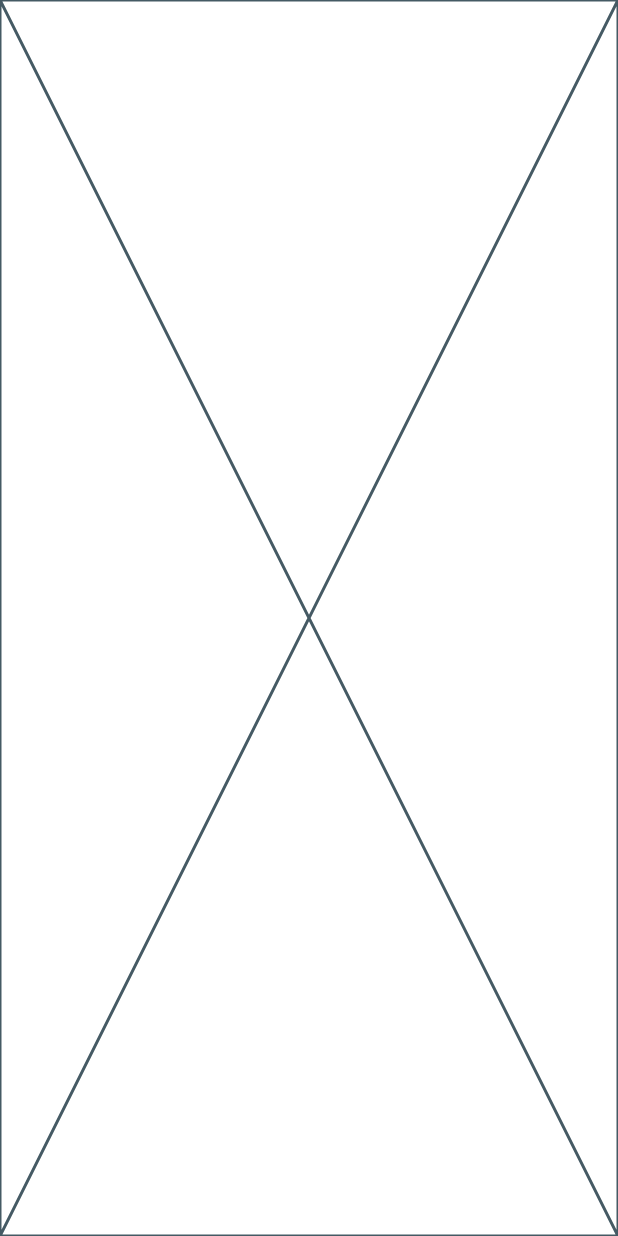
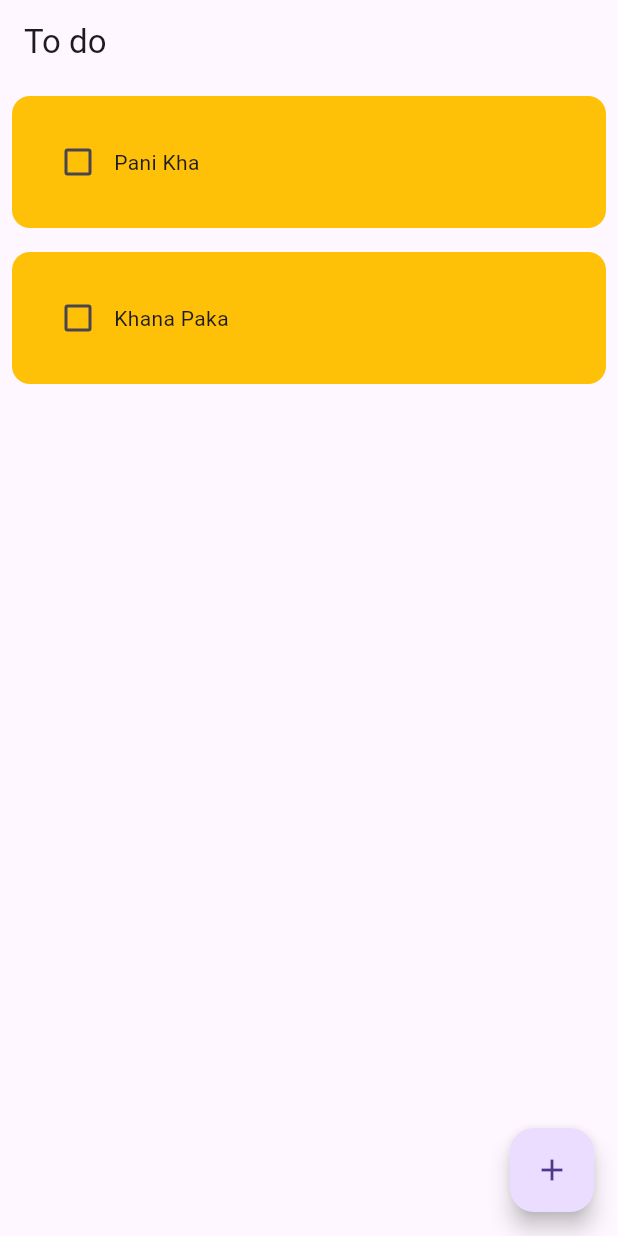
Before and after one commit to SandeshPAUDELs/flutter_hive_for_localStorage, a Flutter app: the screen it shows after launch, on a phone screen of 412 x 824 dp. Run offline on Flutter 3.47's test engine with Material 3 defaults, Android fonts, the phone set to English and light mode, and no system bars; drawn by our look-alikes of flutter_slidable; our stand-ins replace hive, hive_flutter; accounts and stored records are empty.

Commit message:
minor things done

```diff
--- /dev/null
+++ b/lib/data/database.dart
@@ -0,0 +1,23 @@
+import 'package:hive_flutter/hive_flutter.dart';
+class ToDoDataBase {
+  List toDoList = [];
+
+  final _myBox = Hive.box('mybox');
+  // yo chai initial data haru hun
+  void createInitialData(){
+    toDoList = [
+      ['Pani Kha', false],
+      ['Khana Paka', false],
+    ];
+  }
+
+// database bata data load garne
+  void loadData(){
+    toDoList = _myBox.get('TODOLIST');
+  }
+
+  // update the database
+  void updateDataBase(){
+    _myBox.put('TODOLIST', toDoList);
+  }
+}
--- a/lib/home.dart
+++ /dev/null
@@ -1,17 +0,0 @@
-import 'package:flutter/material.dart';
-import 'package:hive/hive.dart';
-import 'package:hive_flutter/hive_flutter.dart';
-
-class HomeScreen extends StatefulWidget {
-  const HomeScreen({super.key});
-
-  @override
-  State<HomeScreen> createState() => _HomeScreenState();
-}
-
-class _HomeScreenState extends State<HomeScreen> {
-  @override
-  Widget build(BuildContext context) {
-    return const Placeholder();
-  }
-}
--- a/lib/main.dart
+++ b/lib/main.dart
@@ -1,10 +1,12 @@
 import 'package:flutter/material.dart';
 import 'package:hive/hive.dart';
 import 'package:hive_flutter/hive_flutter.dart';
-import 'package:hieve_storage/home.dart';
+import 'package:hieve_storage/view/home.dart';
 
 void main() async {
   await Hive.initFlutter();
+
+  var box = await Hive.openBox('mybox');
   runApp(MyApp());
 }
 
--- /dev/null
+++ b/lib/utils/list_tile.dart
@@ -0,0 +1,44 @@
+import 'package:flutter/material.dart';
+import 'package:flutter_slidable/flutter_slidable.dart';
+
+class ListTilee extends StatelessWidget {
+
+  final String taskName;
+  final bool taskCompleted;
+  Function(bool?)? onChanged;
+  Function(BuildContext)? deleteFunction;
+
+  ListTilee({super.key, required this.taskName, required this.deleteFunction, required this.onChanged, required this.taskCompleted});
+
+  @override
+  Widget build(BuildContext context) {
+    return Padding(padding: EdgeInsets.all(8),
+    child: Slidable(
+      endActionPane: ActionPane(motion: StretchMotion(), children: [
+        SlidableAction(onPressed: deleteFunction,
+        icon: Icons.delete,
+        backgroundColor: Colors.red,
+        borderRadius: BorderRadius.circular(8),
+
+        )
+      ]), child: Container(
+        padding: EdgeInsets.all(20),
+        decoration: BoxDecoration(
+          color: Colors.amber,
+          borderRadius: BorderRadius.circular(12),
+        ),
+        child: Row(
+          children: [
+            Checkbox(value: taskCompleted, onChanged: onChanged, activeColor: Colors.black,),
+            Text(taskName, style: TextStyle(
+              decoration: taskCompleted ? TextDecoration.lineThrough : TextDecoration.none
+            ))
+
+          ]
+        )
+      ),
+    )
+
+    );
+  }
+}
--- /dev/null
+++ b/lib/view/home.dart
@@ -0,0 +1,121 @@
+import 'package:flutter/material.dart';
+import 'package:hive/hive.dart';
+import 'package:hive_flutter/hive_flutter.dart';
+import 'package:hieve_storage/data/database.dart';
+import 'package:hieve_storage/utils/list_tile.dart';
+import 'package:hieve_storage/utils/my_button.dart';
+
+class HomeScreen extends StatefulWidget {
+  const HomeScreen({super.key});
+
+  @override
+  State<HomeScreen> createState() => _HomeScreenState();
+}
+
+class _HomeScreenState extends State<HomeScreen> {
+
+  final _myBox = Hive.box('mybox');
+  ToDoDataBase db = ToDoDataBase();
+
+  void initState(){
+    if(_myBox.get('TODOLIST') == null){
+      db.createInitialData();
+    }
+    else {
+      db.loadData();
+    }
+    super.initState();
+  }
+
+
+
+  final _controller = TextEditingController();
+  void checkBoxChanged(bool? value, int index) {
+    setState(() {
+      db.toDoList[index][1] = !db.toDoList[index][1];
+    });
+    db.updateDataBase();
+  }
+
+  void SaveNewTask() {
+    setState(() {
+      db.toDoList.add([_controller.text, false]);
+      _controller.clear();
+    });
+    Navigator.of(context).pop();
+    db.updateDataBase();
+  }
+
+
+  void createNewTask() {
+  showDialog(
+    context: context,
+    builder: (context) {
+      return AlertDialog(
+        title: Text('Add To Do here'),
+        content: Column(
+          children: [
+            TextField(
+              controller: TextEditingController(),
+              decoration: InputDecoration(
+                border: OutlineInputBorder(),
+                hintText: 'Add To do here',
+              ),
+            ),
+          ],
+        ),
+        actions: [
+         OutlinedButton(
+            onPressed: () {
+              Navigator.of(context).pop();
+              _controller.clear();
+            },
+            child: Text('Save'),
+          ),
+          OutlinedButton(onPressed: (){
+            Navigator.of(context).pop();
+            _controller.clear();
+          }, child: Text('Cancel'))
+
+        ],
+      );
+    },
+  );
+}
+
+
+  void deleteTask(int index) {
+    setState(() {
+      db.toDoList.removeAt(index);
+    });
+    db.updateDataBase();
+  }
+
+
+
+  @override
+  Widget build(BuildContext context) {
+    return Scaffold(
+      appBar: AppBar(title: Text('To do')),
+
+      floatingActionButton: FloatingActionButton(onPressed: () => createNewTask,
+      child: Icon(Icons.add)),
+
+
+
+      body: ListView.builder(
+        itemCount: db.toDoList.length,
+        itemBuilder: (context, index) {
+          return ListTilee(
+            taskName: db.toDoList[index][0],
+            taskCompleted: db.toDoList[index][1],
+            onChanged: (value) => checkBoxChanged(value, index),
+            deleteFunction: (context) => deleteTask(index),
+
+
+          );
+        },),
+    );
+  }
+
+}
```
Also changed, not shown: lib/utils/my_button.dart (added, +16 -0 lines).
